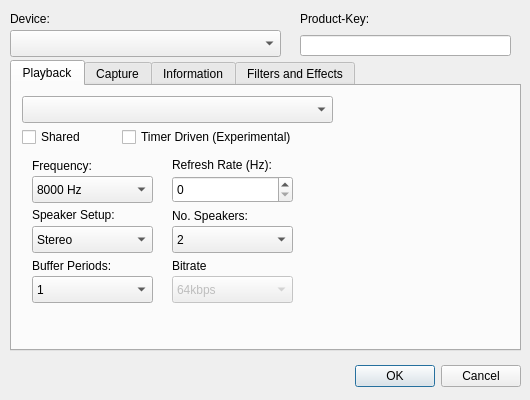
This is src/aaxconfig.ui in adalinbv/aax-support as Qt 5 draws it before an edit. The edited form follows.
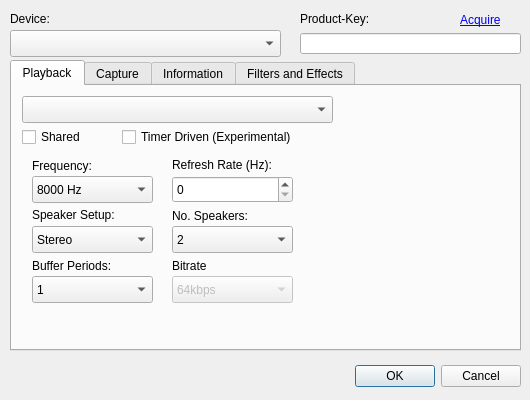
This is the edited form. The open tabs and pages were chosen to show the change. Custom widgets are drawn as their Qt base class.

Commit message: Add a Product-Key qcquire option and some small layout enhancements

What changed in the file:
```diff
--- a/src/aaxconfig.ui
+++ b/src/aaxconfig.ui
@@ -29,8 +29,8 @@
    <property name="geometry">
     <rect>
      <x>300</x>
-     <y>35</y>
-     <width>211</width>
+     <y>33</y>
+     <width>221</width>
      <height>21</height>
     </rect>
    </property>
@@ -755,6 +755,31 @@
     </widget>
    </widget>
   </widget>
+  <widget class="QLabel" name="label">
+   <property name="geometry">
+    <rect>
+     <x>460</x>
+     <y>10</y>
+     <width>56</width>
+     <height>20</height>
+    </rect>
+   </property>
+   <property name="toolTip">
+    <string>&lt;html&gt;&lt;head/&gt;&lt;body&gt;&lt;p&gt;Click here to get a valid Product-Key (an internet connection is required)&lt;/p&gt;&lt;/body&gt;&lt;/html&gt;</string>
+   </property>
+   <property name="layoutDirection">
+    <enum>Qt::RightToLeft</enum>
+   </property>
+   <property name="text">
+    <string>&lt;html&gt;&lt;head/&gt;&lt;body&gt;&lt;p&gt;&lt;a href=&quot;http://www.adalin.com/index.html?frame1=product_aeonwave.html&amp;amp;frame2=buy_aeonwaveHD.php&quot;&gt;&lt;span style=&quot; text-decoration: underline; color:#0000ff;&quot;&gt;Acquire&lt;/span&gt;&lt;/a&gt;&lt;/p&gt;&lt;/body&gt;&lt;/html&gt;</string>
+   </property>
+   <property name="textFormat">
+    <enum>Qt::RichText</enum>
+   </property>
+   <property name="openExternalLinks">
+    <bool>true</bool>
+   </property>
+  </widget>
  </widget>
  <customwidgets>
   <customwidget>
```
Left out of the diff: 7 changed lines with no effect on the pictures. The commit also changes 2 other files.
